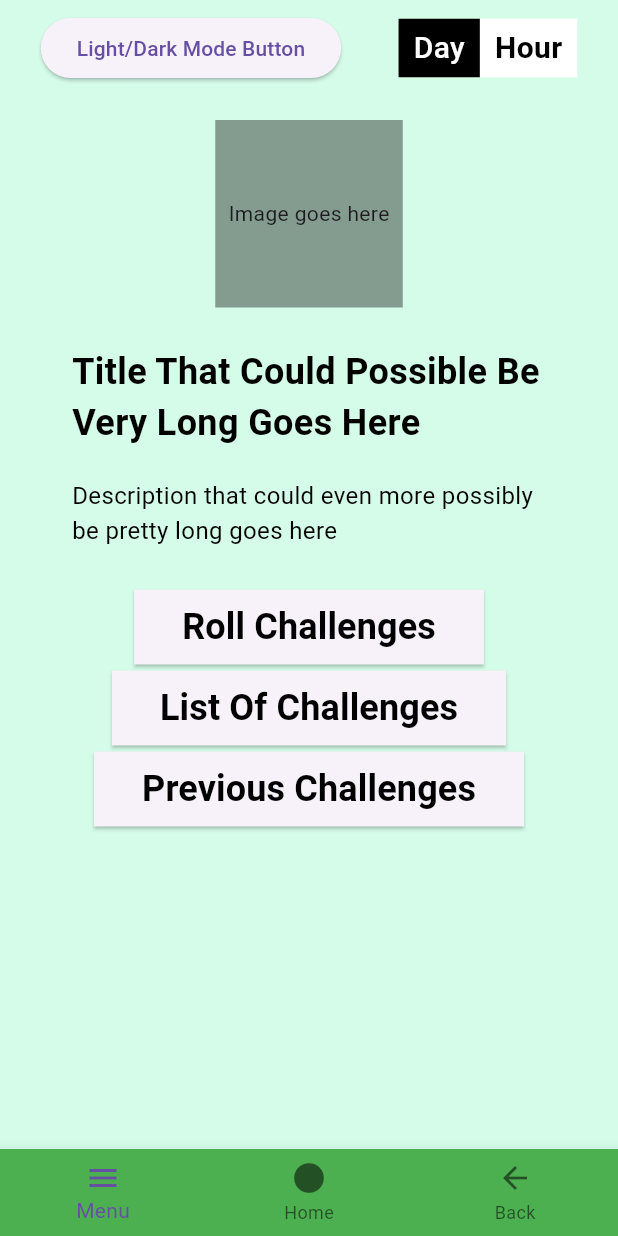
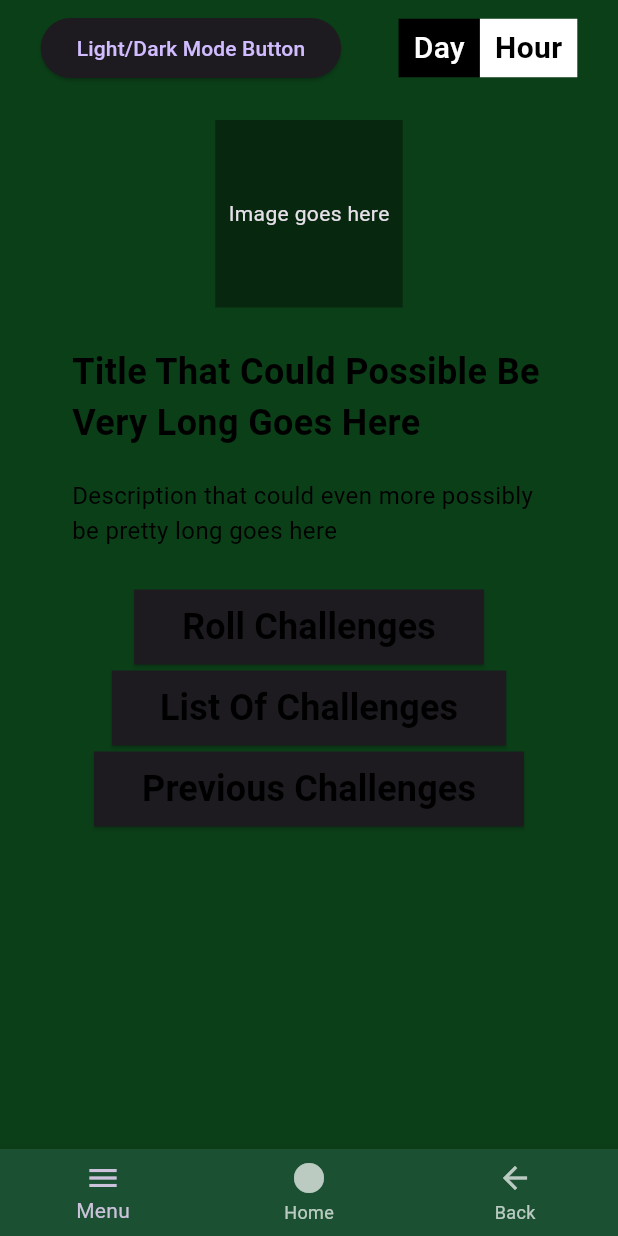
Before and after one commit to Sabagan/EcoQuest, a Flutter app: the screen it shows after launch, after a tap on "Light/Dark Mode Button", on a phone screen of 412 x 824 dp. Run offline on Flutter 3.47's test engine with Material 3 defaults, Android fonts, the phone set to English and light mode, and no system bars.

Commit message:
Toggle Mode Added

```diff
--- a/lib/main.dart
+++ b/lib/main.dart
@@ -5,21 +5,34 @@ void main() {
   runApp(MyApp());
 }
 
-class MyApp extends StatelessWidget {
+class MyApp extends StatefulWidget {
   const MyApp({super.key});
 
-  // This widget is the root of your application.
+  @override
+  _MyAppState createState() => _MyAppState();
+}
+
+class _MyAppState extends State<MyApp> {
+  bool _isDarkMode = false;
+
+  void _toggleTheme() {
+    setState(() {
+      _isDarkMode = !_isDarkMode;
+    });
+  }
+
   @override
   Widget build(BuildContext context) {
     return MaterialApp(
       theme: ThemeData(
-        scaffoldBackgroundColor: Colors.green,
-        brightness: Brightness.light
+        scaffoldBackgroundColor: _isDarkMode ? Colors.green : Colors.lightGreen,
+        brightness: _isDarkMode ? Brightness.dark : Brightness.light,
       ),
       initialRoute: '/',
       routes: {
-        '/' : (build) => MainPage()
-      }
+        '/': (context) =>
+            MainPage(toggleTheme: _toggleTheme, isDarkMode: _isDarkMode),
+      },
     );
   }
 }
--- a/lib/pages/main_page.dart
+++ b/lib/pages/main_page.dart
@@ -1,18 +1,25 @@
 import 'package:flutter/material.dart';
 
 class MainPage extends StatelessWidget {
-  const MainPage({super.key});
+  final VoidCallback toggleTheme;
+  final bool isDarkMode;
+
+  const MainPage(
+      {super.key, required this.toggleTheme, required this.isDarkMode});
 
   @override
   Widget build(BuildContext context) {
     return Scaffold(
-      backgroundColor: const Color.fromARGB(255, 213, 252, 233),
+      backgroundColor: isDarkMode
+          ? Color.fromARGB(255, 11, 63, 24)
+          : const Color.fromARGB(255, 213, 252, 233),
       bottomNavigationBar: BottomNavigationBar(
-        backgroundColor: Colors.green,
-        items: [
+        backgroundColor:
+            isDarkMode ? Color.fromARGB(255, 27, 81, 50) : Colors.green,
+        items: const [
           BottomNavigationBarItem(icon: Icon(Icons.menu), label: "Menu"),
           BottomNavigationBarItem(icon: Icon(Icons.circle), label: "Home"),
-          BottomNavigationBarItem(icon: Icon(Icons.arrow_back), label: "Back")
+          BottomNavigationBarItem(icon: Icon(Icons.arrow_back), label: "Back"),
         ],
       ),
       body: Padding(
@@ -23,87 +30,140 @@ class MainPage extends StatelessWidget {
               mainAxisAlignment: MainAxisAlignment.spaceAround,
               children: [
                 ElevatedButton(
-                  onPressed: () => print("Toggle light/dark mode"),
-                  child: Text("Light/Dark Mode Button")
+                  onPressed: toggleTheme,
+                  child: const Text("Light/Dark Mode Button"),
                 ),
                 Row(
                   children: [
                     Container(
-                      padding: EdgeInsets.symmetric(horizontal: 10, vertical: 5),
+                      padding: const EdgeInsets.symmetric(
+                          horizontal: 10, vertical: 5),
                       color: Colors.black,
-                      child: Text("Day", style: TextStyle(color: Colors.white, fontSize: 20, fontWeight: FontWeight.w500),),
+                      child: const Text(
+                        "Day",
+                        style: TextStyle(
+                            color: Colors.white,
+                            fontSize: 20,
+                            fontWeight: FontWeight.w500),
+                      ),
                     ),
                     Container(
-                      padding: EdgeInsets.symmetric(horizontal: 10, vertical: 5),
+                      padding: const EdgeInsets.symmetric(
+                          horizontal: 10, vertical: 5),
                       color: Colors.white,
-                      child: Text("Hour", style: TextStyle(color: Colors.black, fontSize: 20, fontWeight: FontWeight.bold),),
-                    )
+                      child: const Text(
+                        "Hour",
+                        style: TextStyle(
+                            color: Colors.black,
+                            fontSize: 20,
+                            fontWeight: FontWeight.bold),
+                      ),
+                    ),
                   ],
-                )
+                ),
               ],
             ),
-            SizedBox(height: 24,),
+            const SizedBox(
+              height: 24,
+            ),
             Container(
               height: 125,
               width: 125,
               color: Colors.black38,
-              child: Align(alignment: Alignment.center, child: Text("Image goes here")),
+              child: const Align(
+                  alignment: Alignment.center, child: Text("Image goes here")),
             ),
-            SizedBox(height: 24,),
+            const SizedBox(
+              height: 24,
+            ),
             Padding(
               padding: const EdgeInsets.symmetric(vertical: 2, horizontal: 40),
               child: Align(
                 alignment: Alignment.centerLeft,
-                child: Text("Title That Could Possible Be Very Long Goes Here", style: TextStyle(color: Colors.black, fontSize: 24, fontWeight: FontWeight.bold),),
+                child: const Text(
+                  "Title That Could Possible Be Very Long Goes Here",
+                  style: TextStyle(
+                      color: Colors.black,
+                      fontSize: 24,
+                      fontWeight: FontWeight.bold),
+                ),
               ),
             ),
-            SizedBox(height: 16,),
+            const SizedBox(
+              height: 16,
+            ),
             Padding(
               padding: const EdgeInsets.symmetric(vertical: 2, horizontal: 40),
               child: Align(
                 alignment: Alignment.centerLeft,
-                child: Text("Description that could even more possibly be pretty long goes here", style: TextStyle(color: Colors.black, fontSize: 16, fontWeight: FontWeight.normal),),
+                child: const Text(
+                  "Description that could even more possibly be pretty long goes here",
+                  style: TextStyle(
+                      color: Colors.black,
+                      fontSize: 16,
+                      fontWeight: FontWeight.normal),
+                ),
               ),
             ),
-            SizedBox(height: 24,),
-            Padding(
-              padding: const EdgeInsets.symmetric(vertical: 2, horizontal: 40),
-              child: ElevatedButton(
-                style: ElevatedButton.styleFrom(
-                  shape: RoundedRectangleBorder()
-                ),
-                onPressed: () => print("Roll challenges"),
-                child: Padding(
-                  padding: const EdgeInsets.all(8.0),
-                  child: Text("Roll Challenges", style: TextStyle(color: Colors.black, fontSize: 24, fontWeight: FontWeight.bold),),
-                ),
-              )
+            const SizedBox(
+              height: 24,
             ),
             Padding(
               padding: const EdgeInsets.symmetric(vertical: 2, horizontal: 40),
               child: ElevatedButton(
                 style: ElevatedButton.styleFrom(
-                  shape: RoundedRectangleBorder()
+                  shape: const RoundedRectangleBorder(),
                 ),
-                onPressed: () => print("List Of Challenges"),
-                child: Padding(
-                  padding: const EdgeInsets.all(8.0),
-                  child: Text("List Of Challenges", style: TextStyle(color: Colors.black, fontSize: 24, fontWeight: FontWeight.bold),),
+                onPressed: () => print("Roll challenges"),
+                child: const Padding(
+                  padding: EdgeInsets.all(8.0),
+                  child: Text(
+                    "Roll Challenges",
+                    style: TextStyle(
+                        color: Colors.black,
+                        fontSize: 24,
+                        fontWeight: FontWeight.bold),
+                  ),
                 ),
-              )
+              ),
             ),
             Padding(
               padding: const EdgeInsets.symmetric(vertical: 2, horizontal: 40),
               child: ElevatedButton(
                 style: ElevatedButton.styleFrom(
-                  shape: RoundedRectangleBorder()
+                  shape: const RoundedRectangleBorder(),
+                ),
+                onPressed: () => print("List Of Challenges"),
+                child: const Padding(
+                  padding: EdgeInsets.all(8.0),
+                  child: Text(
+                    "List Of Challenges",
+                    style: TextStyle(
+                        color: Colors.black,
+                        fontSize: 24,
+                        fontWeight: FontWeight.bold),
+                  ),
+                ),
+              ),
+            ),
+            Padding(
+              padding: const EdgeInsets.symmetric(vertical: 2, horizontal: 40),
+              child: ElevatedButton(
+                style: ElevatedButton.styleFrom(
+                  shape: const RoundedRectangleBorder(),
                 ),
                 onPressed: () => print("Previous Challenges"),
-                child: Padding(
-                  padding: const EdgeInsets.all(8.0),
-                  child: Text("Previous Challenges", style: TextStyle(color: Colors.black, fontSize: 24, fontWeight: FontWeight.bold),),
+                child: const Padding(
+                  padding: EdgeInsets.all(8.0),
+                  child: Text(
+                    "Previous Challenges",
+                    style: TextStyle(
+                        color: Colors.black,
+                        fontSize: 24,
+                        fontWeight: FontWeight.bold),
+                  ),
                 ),
-              )
+              ),
             ),
           ],
         ),
```
